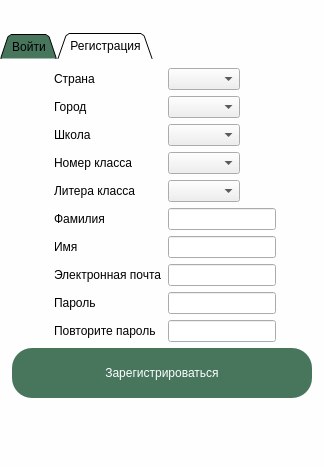
The window that UI/auth_ui.ui (AREA-team/AREA-Student) describes before a commit, drawn with Qt 5.
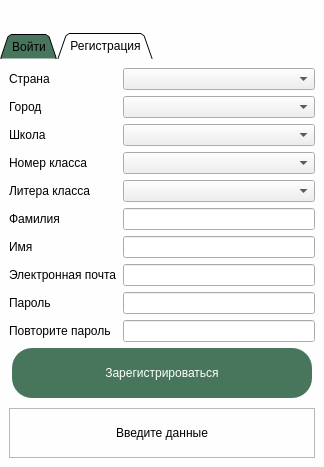
The same window after the commit. The open tabs and pages were chosen to show the change. Icons and pictures are not drawn. Custom widgets are drawn as their Qt base class.

```diff
--- a/UI/auth_ui.ui
+++ b/UI/auth_ui.ui
@@ -432,7 +432,7 @@
           <enum>QLayout::SetDefaultConstraint</enum>
          </property>
          <property name="fieldGrowthPolicy">
-          <enum>QFormLayout::FieldsStayAtSizeHint</enum>
+          <enum>QFormLayout::ExpandingFieldsGrow</enum>
          </property>
          <property name="rowWrapPolicy">
           <enum>QFormLayout::DontWrapRows</enum>
@@ -453,7 +453,7 @@
          <item row="1" column="1">
           <widget class="QComboBox" name="country_cb_2">
            <property name="sizePolicy">
-            <sizepolicy hsizetype="Preferred" vsizetype="Preferred">
+            <sizepolicy hsizetype="Expanding" vsizetype="Preferred">
              <horstretch>0</horstretch>
              <verstretch>0</verstretch>
             </sizepolicy>
@@ -470,7 +470,7 @@
          <item row="2" column="1">
           <widget class="QComboBox" name="city_cb_2">
            <property name="sizePolicy">
-            <sizepolicy hsizetype="Preferred" vsizetype="Preferred">
+            <sizepolicy hsizetype="Expanding" vsizetype="Preferred">
              <horstretch>0</horstretch>
              <verstretch>0</verstretch>
             </sizepolicy>
@@ -487,7 +487,7 @@
          <item row="3" column="1">
           <widget class="QComboBox" name="school_cb_2">
            <property name="sizePolicy">
-            <sizepolicy hsizetype="Preferred" vsizetype="Preferred">
+            <sizepolicy hsizetype="Expanding" vsizetype="Preferred">
              <horstretch>0</horstretch>
              <verstretch>0</verstretch>
             </sizepolicy>
@@ -504,7 +504,7 @@
          <item row="4" column="1">
           <widget class="QComboBox" name="class_number_cb_2">
            <property name="sizePolicy">
-            <sizepolicy hsizetype="Preferred" vsizetype="Preferred">
+            <sizepolicy hsizetype="Expanding" vsizetype="Preferred">
              <horstretch>0</horstretch>
              <verstretch>0</verstretch>
             </sizepolicy>
@@ -521,7 +521,7 @@
          <item row="5" column="1">
           <widget class="QComboBox" name="class_letter_cb_2">
            <property name="sizePolicy">
-            <sizepolicy hsizetype="Preferred" vsizetype="Preferred">
+            <sizepolicy hsizetype="Expanding" vsizetype="Preferred">
              <horstretch>0</horstretch>
              <verstretch>0</verstretch>
             </sizepolicy>
@@ -538,7 +538,7 @@
          <item row="6" column="1">
           <widget class="QLineEdit" name="first_name_le_2">
            <property name="sizePolicy">
-            <sizepolicy hsizetype="Preferred" vsizetype="Preferred">
+            <sizepolicy hsizetype="Expanding" vsizetype="Preferred">
              <horstretch>0</horstretch>
              <verstretch>0</verstretch>
             </sizepolicy>
@@ -555,7 +555,7 @@
          <item row="7" column="1">
           <widget class="QLineEdit" name="last_name_le_2">
            <property name="sizePolicy">
-            <sizepolicy hsizetype="Preferred" vsizetype="Preferred">
+            <sizepolicy hsizetype="Expanding" vsizetype="Preferred">
              <horstretch>0</horstretch>
              <verstretch>0</verstretch>
             </sizepolicy>
@@ -572,7 +572,7 @@
          <item row="8" column="1">
           <widget class="QLineEdit" name="email_le_2">
            <property name="sizePolicy">
-            <sizepolicy hsizetype="Preferred" vsizetype="Preferred">
+            <sizepolicy hsizetype="Expanding" vsizetype="Preferred">
              <horstretch>0</horstretch>
              <verstretch>0</verstretch>
             </sizepolicy>
@@ -588,6 +588,12 @@
          </item>
          <item row="9" column="1">
           <widget class="QLineEdit" name="password_le_2">
+           <property name="sizePolicy">
+            <sizepolicy hsizetype="Expanding" vsizetype="Preferred">
+             <horstretch>0</horstretch>
+             <verstretch>0</verstretch>
+            </sizepolicy>
+           </property>
            <property name="echoMode">
             <enum>QLineEdit::PasswordEchoOnEdit</enum>
            </property>
@@ -602,6 +608,12 @@
          </item>
          <item row="10" column="1">
           <widget class="QLineEdit" name="password_repeat_le_2">
+           <property name="sizePolicy">
+            <sizepolicy hsizetype="Expanding" vsizetype="Preferred">
+             <horstretch>0</horstretch>
+             <verstretch>0</verstretch>
+            </sizepolicy>
+           </property>
            <property name="echoMode">
             <enum>QLineEdit::PasswordEchoOnEdit</enum>
            </property>
@@ -639,6 +651,19 @@
          </property>
         </widget>
        </item>
+       <item>
+        <spacer name="verticalSpacer_2">
+         <property name="orientation">
+          <enum>Qt::Vertical</enum>
+         </property>
+         <property name="sizeHint" stdset="0">
+          <size>
+           <width>20</width>
+           <height>40</height>
+          </size>
+         </property>
+        </spacer>
+       </item>
        <item alignment="Qt::AlignTop">
         <widget class="QLabel" name="state_label2">
          <property name="sizePolicy">
@@ -656,8 +681,11 @@
          <property name="styleSheet">
           <string notr="true"/>
          </property>
+         <property name="frameShape">
+          <enum>QFrame::StyledPanel</enum>
+         </property>
          <property name="text">
-          <string/>
+          <string>Введите данные</string>
          </property>
          <property name="alignment">
           <set>Qt::AlignCenter</set>
```
Left out of the diff: 22 changed lines with no effect on the pictures.
